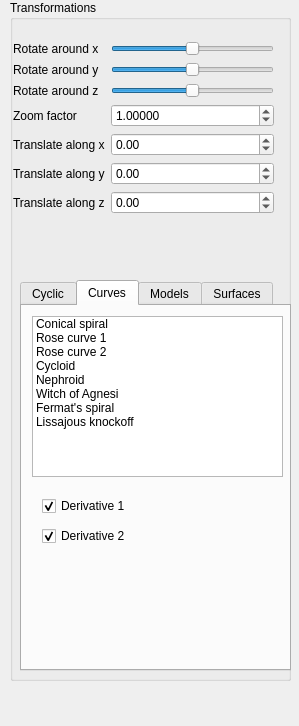
This is QtFramework/GUI/SideWidget.ui in agotamajor/Qtproject as Qt 5 draws it before an edit. The edited form follows.
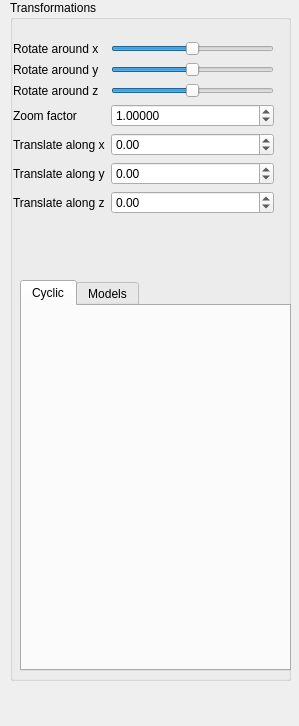
This is the edited form. The open tabs and pages were chosen to show the change.

```diff
--- a/QtFramework/GUI/SideWidget.ui
+++ b/QtFramework/GUI/SideWidget.ui
@@ -236,96 +236,6 @@
       <string>Cyclic</string>
      </attribute>
     </widget>
-    <widget class="QWidget" name="tab_curves">
-     <attribute name="title">
-      <string>Curves</string>
-     </attribute>
-     <widget class="QListWidget" name="listWidgetCurves">
-      <property name="geometry">
-       <rect>
-        <x>10</x>
-        <y>10</y>
-        <width>251</width>
-        <height>161</height>
-       </rect>
-      </property>
-      <property name="currentRow">
-       <number>-1</number>
-      </property>
-      <item>
-       <property name="text">
-        <string>Conical spiral</string>
-       </property>
-      </item>
-      <item>
-       <property name="text">
-        <string>Rose curve 1</string>
-       </property>
-      </item>
-      <item>
-       <property name="text">
-        <string>Rose curve 2</string>
-       </property>
-      </item>
-      <item>
-       <property name="text">
-        <string>Cycloid</string>
-       </property>
-      </item>
-      <item>
-       <property name="text">
-        <string>Nephroid</string>
-       </property>
-      </item>
-      <item>
-       <property name="text">
-        <string>Witch of Agnesi</string>
-       </property>
-      </item>
-      <item>
-       <property name="text">
-        <string>Fermat's spiral</string>
-       </property>
-      </item>
-      <item>
-       <property name="text">
-        <string>Lissajous knockoff</string>
-       </property>
-      </item>
-     </widget>
-     <widget class="QCheckBox" name="derivativecheck1">
-      <property name="geometry">
-       <rect>
-        <x>20</x>
-        <y>190</y>
-        <width>91</width>
-        <height>20</height>
-       </rect>
-      </property>
-      <property name="text">
-       <string>Derivative 1</string>
-      </property>
-      <property name="checked">
-       <bool>true</bool>
-      </property>
-     </widget>
-     <widget class="QCheckBox" name="derivativecheck2">
-      <property name="geometry">
-       <rect>
-        <x>20</x>
-        <y>220</y>
-        <width>101</width>
-        <height>20</height>
-       </rect>
-      </property>
-      <property name="text">
-       <string>Derivative 2</string>
-      </property>
-      <property name="checked">
-       <bool>true</bool>
-      </property>
-     </widget>
-    </widget>
     <widget class="QWidget" name="tab_models">
      <attribute name="title">
       <string>Models</string>
@@ -405,51 +315,6 @@
        </property>
       </item>
      </widget>
-    </widget>
-    <widget class="QWidget" name="tab_surfaces">
-     <attribute name="title">
-      <string>Surfaces</string>
-     </attribute>
-     <widget class="QListWidget" name="listWidgetSurfaces">
-      <property name="geometry">
-       <rect>
-        <x>10</x>
-        <y>10</y>
-        <width>251</width>
-        <height>141</height>
-       </rect>
-      </property>
-      <item>
-       <property name="text">
-        <string>Klein Bottle</string>
-       </property>
-      </item>
-      <item>
-       <property name="text">
-        <string>Torus</string>
-       </property>
-      </item>
-      <item>
-       <property name="text">
-        <string>Boy's Surface</string>
-       </property>
-      </item>
-      <item>
-       <property name="text">
-        <string>Roman surface</string>
-       </property>
-      </item>
-      <item>
-       <property name="text">
-        <string>Sphere</string>
-       </property>
-      </item>
-      <item>
-       <property name="text">
-        <string>Conoid</string>
-       </property>
-      </item>
-     </widget>
      <widget class="QComboBox" name="comboBoxLights">
       <property name="geometry">
        <rect>
```
Left out of the diff: 14 changed lines with no effect on the pictures.
